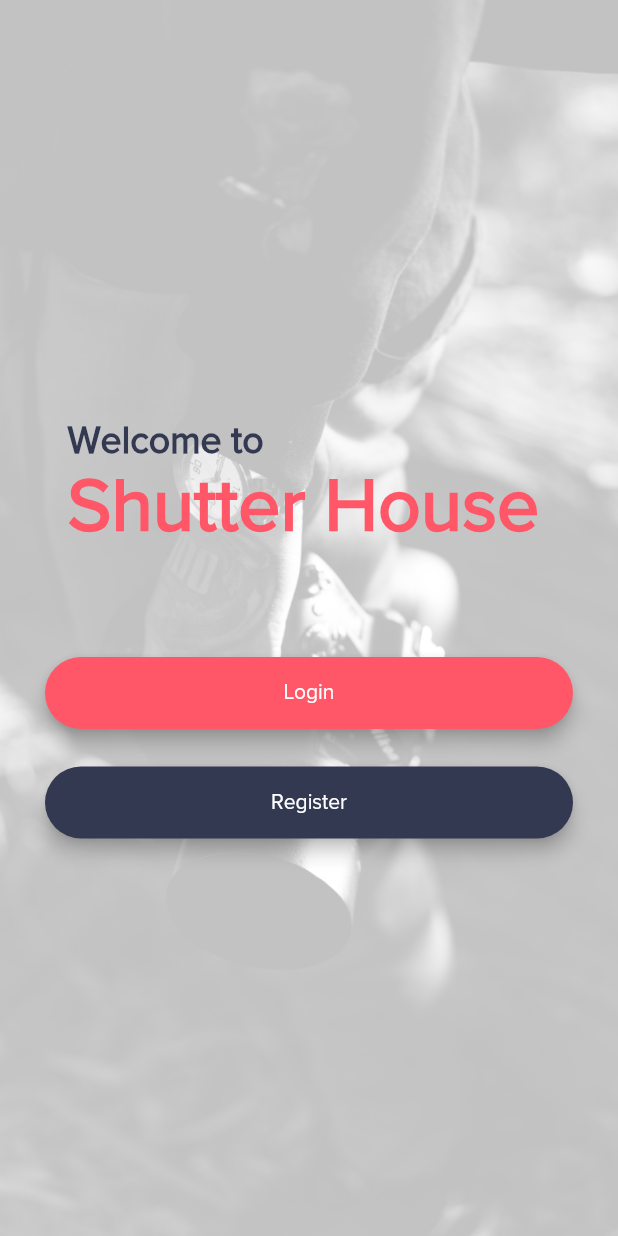
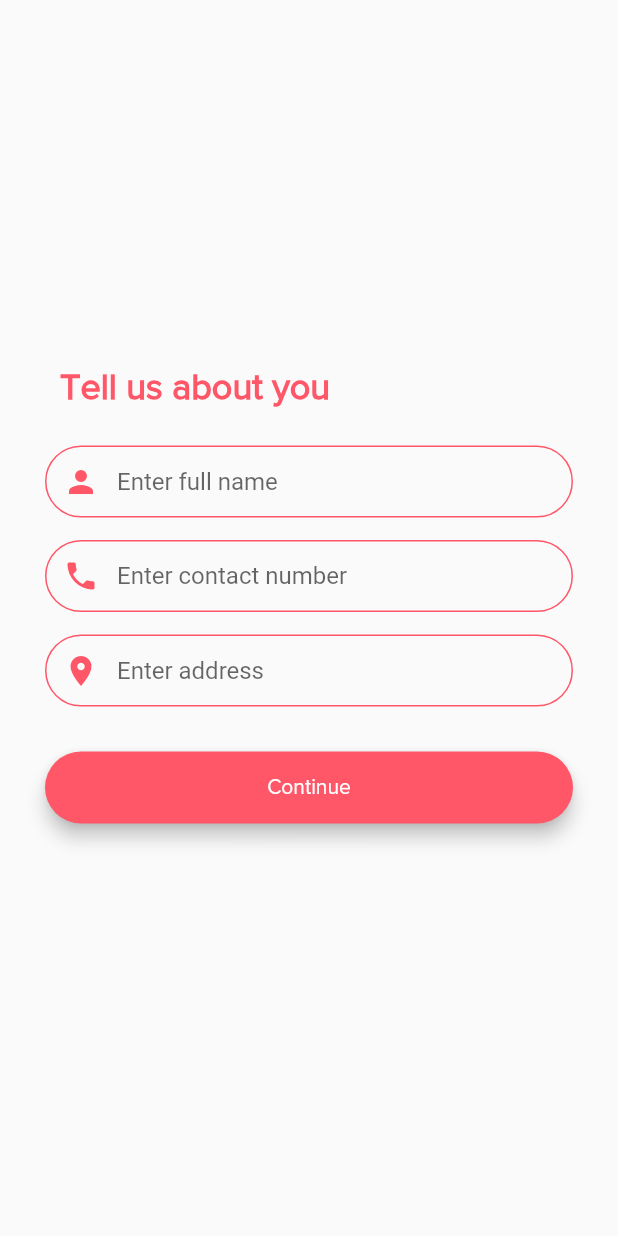
Before and after one commit to harshh3010/ShutterHouse, a Flutter app: the screen it shows after launch, on a phone screen of 412 x 824 dp. Run offline on Flutter 3.47's test engine with Material 2 defaults, Android fonts, the phone set to English and light mode, and no system bars; our stand-ins replace firebase_auth, flutter_custom_clippers, modal_progress_hud, rflutter_alert; accounts and stored records are empty.

Commit message:
designed details screen

```diff
--- a/lib/main.dart
+++ b/lib/main.dart
@@ -1,4 +1,5 @@
 import 'package:flutter/material.dart';
+import 'package:shutterhouse/screens/details_screen.dart';
 import 'package:shutterhouse/screens/home_screen.dart';
 import 'package:shutterhouse/screens/login_screen.dart';
 import 'package:shutterhouse/screens/registration_screen.dart';
@@ -14,12 +15,13 @@ class MyApp extends StatelessWidget {
       theme: ThemeData(
         primarySwatch: Colors.blue,
       ),
-      initialRoute: WelcomeScreen.id,
+      initialRoute: DetailsScreen.id,
       routes: {
         WelcomeScreen.id : (context) => WelcomeScreen(),
        RegistrationScreen.id : (context) => RegistrationScreen(),
         LoginScreen.id : (context) => LoginScreen(),
         HomeScreen.id : (context) => HomeScreen(),
+        DetailsScreen.id : (context) => DetailsScreen(),
       },
     );
   }
--- /dev/null
+++ b/lib/screens/details_screen.dart
@@ -0,0 +1,88 @@
+import 'package:firebase_auth/firebase_auth.dart';
+import 'package:flutter/material.dart';
+import 'package:shutterhouse/components/rounded_button.dart';
+import 'package:shutterhouse/components/text_input_decoration.dart';
+import 'package:shutterhouse/utilities/constants.dart';
+
+class DetailsScreen extends StatefulWidget {
+  static final String id = 'details_screen';
+  @override
+  _DetailsScreenState createState() => _DetailsScreenState();
+}
+
+class _DetailsScreenState extends State<DetailsScreen> {
+
+  @override
+  Widget build(BuildContext context) {
+    return SafeArea(
+      top: false,
+      child: Scaffold(
+        body: Column(
+                                                                                                                                                                                                                                                                                                                                                                                                                 mainAxisAlignment: MainAxisAlignment.center,
+          crossAxisAlignment: CrossAxisAlignment.stretch,
+          children: <Widget>[
+            Padding(
+              padding: const EdgeInsets.symmetric(vertical: 0,horizontal: 40.0),
+              child: Text(
+                  'Tell us about you',
+                style: TextStyle(
+                  fontFamily: 'Proxima Nova',
+                  fontSize: 24,
+                  color: kColorRed,
+                  fontWeight: FontWeight.bold,
+                ),
+              ),
+            ),
+            SizedBox(
+              height: 25.0,
+            ),
+            Padding(
+              padding: const EdgeInsets.symmetric(vertical: 0,horizontal: 30.0),
+              child: TextField(
+                onChanged: (value){
+                  // TODO : code
+                },
+                decoration: textInputDecoration(color: kColorRed, hint: 'Enter full name', showError: false,icon: Icons.person),
+              ),
+            ),
+            SizedBox(
+              height: 15.0,
+            ),
+            Padding(
+              padding: const EdgeInsets.symmetric(vertical: 0,horizontal: 30.0),
+              child: TextField(
+                keyboardType: TextInputType.number,
+                onChanged: (value){
+                  // TODO : code
+                },
+                decoration: textInputDecoration(color: kColorRed, hint: 'Enter contact number', showError: false,icon: Icons.phone),
+              ),
+            ),
+            SizedBox(
+              height: 15.0,
+            ),
+            Padding(
+              padding: const EdgeInsets.symmetric(vertical: 0,horizontal: 30.0),
+              child: TextField(
+                onChanged: (value){
+                  // TODO : code
+                },
+                decoration: textInputDecoration(color: kColorRed, hint: 'Enter address', showError: false,icon: Icons.location_on),
+              ),
+            ),
+            Padding(
+              padding: const EdgeInsets.all(30.0),
+              child: RoundedButton(
+                color: kColorRed,
+                onPressed: (){
+                  // TODO: code
+                },
+                text: 'Continue',
+              ),
+            ),
+          ],
+        ),
+      ),
+    );
+  }
+}
--- a/lib/screens/login_screen.dart
+++ b/lib/screens/login_screen.dart
@@ -96,7 +96,7 @@ class _LoginScreenState extends State<LoginScreen> {
                                 e = false;
                               });
                             },
-                            decoration: textInputDecoration(color: kColorRed, hint: 'Enter email address',icon : Icons.person,showError: e),
+                            decoration: textInputDecoration(color: kColorRed, hint: 'Enter email address',icon : Icons.mail,showError: e),
                             style: TextStyle(
                               fontFamily: 'Proxima Nova',
                             ),
--- a/lib/screens/registration_screen.dart
+++ b/lib/screens/registration_screen.dart
@@ -8,6 +8,8 @@ import 'package:shutterhouse/components/rounded_button.dart';
 import 'package:shutterhouse/components/text_input_decoration.dart';
 import 'package:shutterhouse/screens/home_screen.dart';
 import 'package:shutterhouse/utilities/constants.dart';
+
+import 'details_screen.dart';
 
 class RegistrationScreen extends StatefulWidget {
   static final String id = 'registration_screen';
@@ -95,7 +97,7 @@ class _RegistrationScreenState extends State<RegistrationScreen> {
                                 e = false;
                               });
                             },
-                            decoration: textInputDecoration(color: kColorBlue, hint: 'Enter email address',icon : Icons.person,showError: e),
+                            decoration: textInputDecoration(color: kColorBlue, hint: 'Enter email address',icon : Icons.mail,showError: e),
                             style: TextStyle(
                               fontFamily: 'Proxima Nova',
                             ),
@@ -155,7 +157,7 @@ class _RegistrationScreenState extends State<RegistrationScreen> {
                                 try{
                                   final newUser = await _auth.createUserWithEmailAndPassword(email: _email, password: _password);
                                   if(newUser != null){
-                                    Navigator.pushNamed(context, HomeScreen.id);
+                                    Navigator.pushNamed(context, DetailsScreen.id);
                                   }
                                 }catch(e){
                                   switch(e.code){
```
